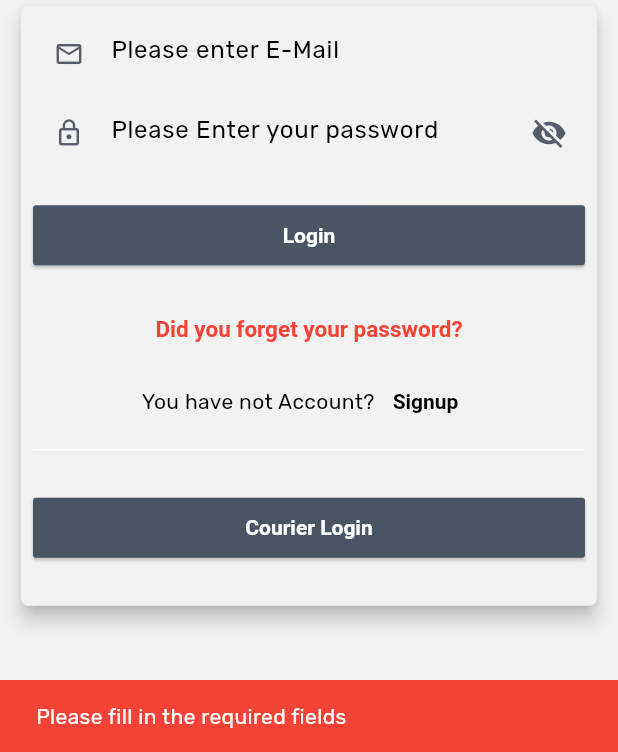
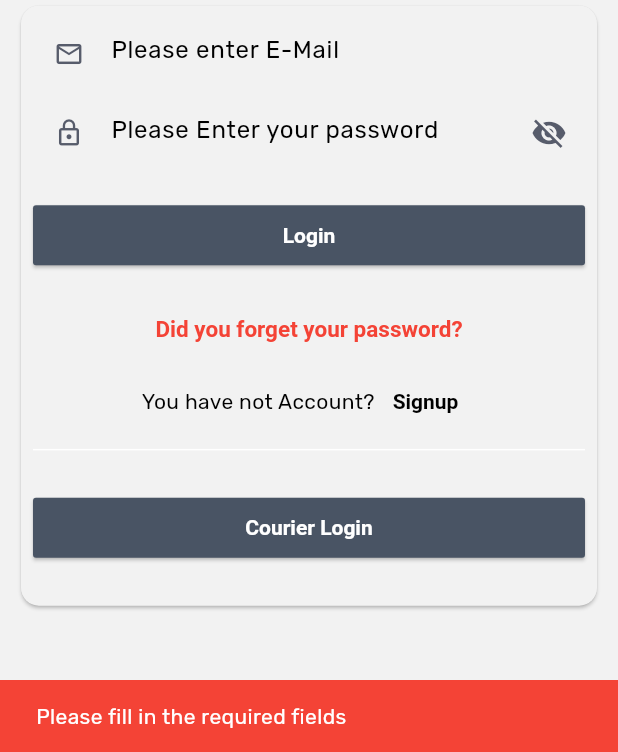
Before and after one commit to mrjake34/siparis_takip_sistemi_pro, a Flutter app: the screen it shows after launch, after a tap on "Login", on a phone screen of 412 x 824 dp, the part 484-1236 px from its top. Run offline on Flutter 3.47's test engine with Material 2 defaults, Android fonts, the phone set to English and light mode, and no system bars; drawn by our look-alikes of flutter_form_builder; our stand-ins replace auto_size_text, bloc, dio, easy_localization, equatable, flutter_bloc and 12 more; missing offline and left inert: vexana.

Commit message:
gün sonu

```diff
--- a/lib/core/constants/enums/enums.dart
+++ b/lib/core/constants/enums/enums.dart
@@ -13,10 +13,6 @@ enum PreferenceKey {
   theme,
 }
 
-enum ThemeEnums {
-  lightTheme,
-  darkTheme
-}
 
 enum Status { isValidate, isLoading, isDone, isFailed }
 
--- a/lib/main.dart
+++ b/lib/main.dart
@@ -1,4 +1,5 @@
 // ignore_for_file: use_build_context_synchronously
+
 import 'package:easy_localization/easy_localization.dart';
 import 'package:flutter/material.dart';
 import 'package:flutter_bloc/flutter_bloc.dart';
@@ -146,8 +147,10 @@ class _MyAppState extends State<MyApp> {
   }
 
   Future<void> checkTheme() async {
-    context.read<ThemeChange>().changeTheme =
-        await ThemeService().getThemeFromSave() ?? lightTheme;
+    final theme = await ThemeService().getThemeFromSave();
+    if (theme != null) {
+      context.read<ThemeChange>().changeTheme = theme;
+    }
   }
 
   @override
--- a/lib/src/cards/list_card.dart
+++ b/lib/src/cards/list_card.dart
@@ -7,6 +7,10 @@ class ListCard extends StatelessWidget {
   @override
   Widget build(BuildContext context) {
     return Card(
+      semanticContainer: false,
+      borderOnForeground: false,
+      color: Theme.of(context).colorScheme.surface,
+      surfaceTintColor: Colors.transparent,
       child: child,
     );
   }
--- a/lib/theme/dark_theme.dart
+++ b/lib/theme/dark_theme.dart
@@ -23,11 +23,6 @@ ThemeData darkTheme = ThemeData(
       //Card Text
       tertiary: Color.fromARGB(255, 159, 159, 159),
       onTertiary: Color.fromARGB(255, 166, 166, 166),),
-  //Text
-  cardTheme: CardTheme(
-      elevation: 5,
-      surfaceTintColor: Colors.transparent,
-      shape: RoundedRectangleBorder(borderRadius: BorderRadius.circular(5)),),
   elevatedButtonTheme: ElevatedButtonThemeData(
       style: ElevatedButton.styleFrom(
           textStyle: const TextStyle(fontWeight: FontWeight.bold),
--- a/lib/theme/light_theme.dart
+++ b/lib/theme/light_theme.dart
@@ -23,11 +23,6 @@ ThemeData lightTheme = ThemeData(
     //
     tertiary: Color.fromARGB(255, 255, 255, 255),
     onTertiary: Color.fromARGB(255, 255, 255, 255),
-  ),
-  cardTheme: CardTheme(
-    elevation: 5,
-    surfaceTintColor: Colors.transparent,
-    shape: RoundedRectangleBorder(borderRadius: BorderRadius.circular(5)),
   ),
   elevatedButtonTheme: ElevatedButtonThemeData(
     style: ElevatedButton.styleFrom(
--- a/lib/theme/theme_service.dart
+++ b/lib/theme/theme_service.dart
@@ -3,16 +3,18 @@
 import 'package:flutter/material.dart';
 import 'package:shared_preferences/shared_preferences.dart';
 import 'package:siparis_takip_sistemi_pro/core/base/models/base_model_view.dart';
-import 'package:siparis_takip_sistemi_pro/core/constants/enums/enums.dart';
 import 'package:siparis_takip_sistemi_pro/theme/dark_theme.dart';
 import 'package:siparis_takip_sistemi_pro/theme/light_theme.dart';
 
 class ThemeService with BaseModelView {
   final Future<SharedPreferences> _prefs = SharedPreferences.getInstance();
+  //This function returns a ThemeData or null
   Future<ThemeData?> getThemeFromSave() async {
     final preferences = await _prefs;
-    final theme = preferences.getString('theme');
-    if (theme?.isNotEmpty ?? false) {
+    //we getting saved value
+    final theme = preferences.getString(ThemeEnums.theme.name);
+    //if theme veriable is not null, will return value which theme chosen
+    if (theme != null) {
       switch (theme) {
         case 'lightTheme':
           return lightTheme;
@@ -20,14 +22,22 @@ class ThemeService with BaseModelView {
           return darkTheme;
       }
     }
+    //if theme veriable is null, returns null value
     return null;
   }
 
-  void saveTheme(ThemeEnums value) {
-    sharedManager.setStringValue(PreferenceKey.theme, value.name);
+  //this function saves chosen theme option
+  Future<void> saveTheme(ThemeEnums value) async {
+    final preferences = await _prefs;
+    await preferences.setString(ThemeEnums.theme.name, value.name);
   }
 
-  void setRemoveSavedTheme() {
-    sharedManager.removeFromKey(PreferenceKey.theme);
+  //this function clears saved theme value
+  Future<void> setRemoveSavedTheme() async {
+    final preferences = await _prefs;
+    await preferences.remove(ThemeEnums.theme.name);
   }
 }
+
+//Theme Enums
+enum ThemeEnums { theme, lightTheme, darkTheme }
--- a/lib/views/screens/orders/model/order.dart
+++ b/lib/views/screens/orders/model/order.dart
@@ -7,7 +7,6 @@ part 'order.g.dart';
 
 @JsonSerializable()
 class OrderList {
-
   OrderList({
     required this.message,
     required this.products,
@@ -31,7 +30,6 @@ class OrderList {
 
 @JsonSerializable()
 class OrderListProduct {
-
   OrderListProduct({
     required this.id,
     required this.shopName,
@@ -83,11 +81,11 @@ class OrderListProduct {
 
 @JsonSerializable()
 class ProductProduct {
-
   ProductProduct({
     required this.productId,
     required this.quantity,
-    required this.id, this.productNote,
+    required this.id,
+    this.productNote,
   });
 
   factory ProductProduct.fromJson(Map<String, dynamic> json) => _$ProductProductFromJson(json);
```
Also changed, not shown: lib/views/screens/profile/view/choose_theme_widget.dart (+48 -32 lines), lib/views/screens/orders/model/order.g.dart.
